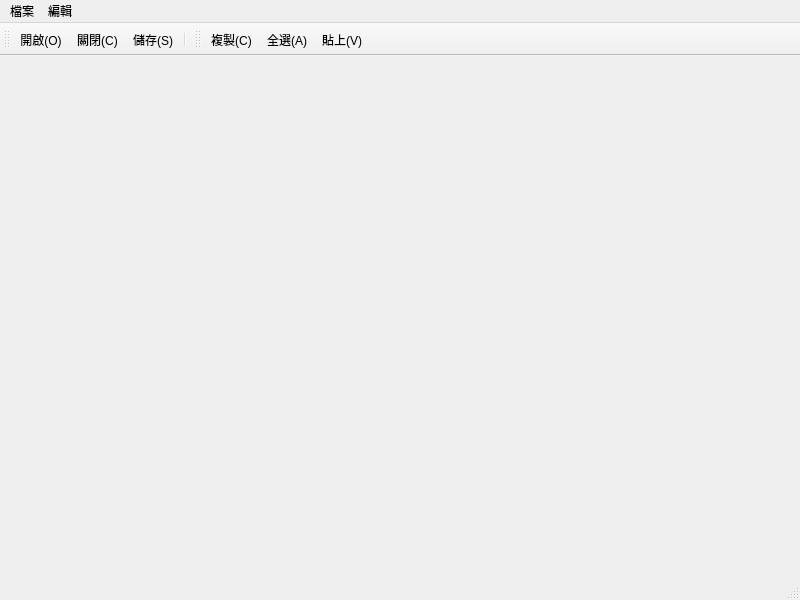
Qt form mainwindow.ui (41343150/DesignWindow) before a commit.
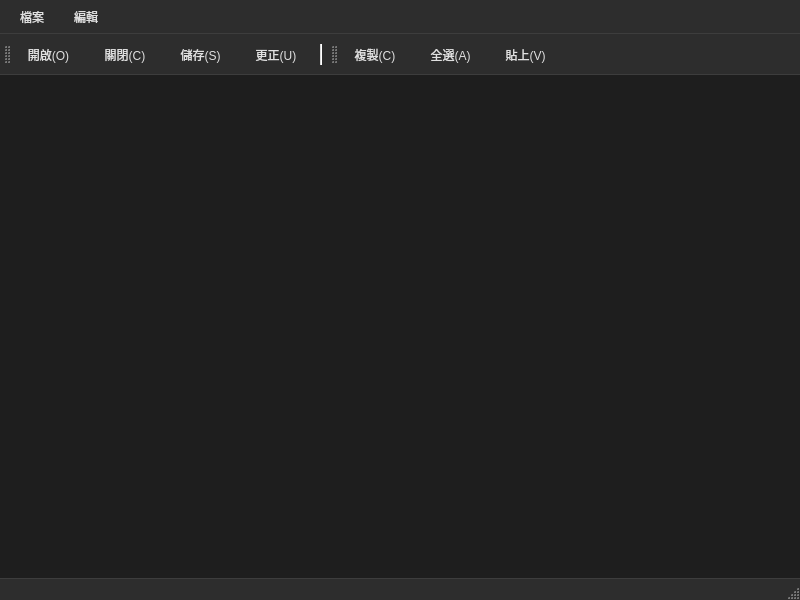
The same form after that commit. Icons and pictures are not drawn.

Patch:
```diff
--- a/mainwindow.ui
+++ b/mainwindow.ui
@@ -11,7 +11,84 @@
    </rect>
   </property>
   <property name="windowTitle">
-   <string>MainWindow</string>
+   <string>文件編輯器</string>
+  </property>
+  <property name="styleSheet">
+   <string notr="true">QMainWindow {
+    background-color: #1e1e1e;
+}
+QMenuBar {
+    background-color: #2d2d2d;
+    color: #e0e0e0;
+    border-bottom: 1px solid #3d3d3d;
+    padding: 2px;
+}
+QMenuBar::item {
+    padding: 6px 12px;
+    border-radius: 4px;
+    color: #e0e0e0;
+}
+QMenuBar::item:selected {
+    background-color: #404040;
+}
+QMenu {
+    background-color: #2d2d2d;
+    color: #e0e0e0;
+    border: 1px solid #3d3d3d;
+    border-radius: 4px;
+    padding: 4px;
+}
+QMenu::item {
+    padding: 8px 24px;
+    border-radius: 4px;
+}
+QMenu::item:selected {
+    background-color: #404040;
+}
+QToolBar {
+    background-color: #2d2d2d;
+    border: none;
+    border-bottom: 1px solid #3d3d3d;
+    padding: 4px;
+    spacing: 6px;
+}
+QToolButton {
+    padding: 6px 10px;
+    border-radius: 4px;
+    border: none;
+    color: #e0e0e0;
+}
+QToolButton:hover {
+    background-color: #404040;
+}
+QToolButton:pressed {
+    background-color: #505050;
+}
+QStatusBar {
+    background-color: #2d2d2d;
+    color: #e0e0e0;
+    border-top: 1px solid #3d3d3d;
+}
+QWidget#centralwidget {
+    background-color: #1e1e1e;
+}
+QTextEdit, QPlainTextEdit {
+    background-color: #1e1e1e;
+    color: #e0e0e0;
+    border: 1px solid #3d3d3d;
+}
+QScrollBar:vertical {
+    background-color: #2d2d2d;
+    width: 12px;
+}
+QScrollBar::handle:vertical {
+    background-color: #505050;
+    border-radius: 4px;
+    min-height: 20px;
+}
+QScrollBar::handle:vertical:hover {
+    background-color: #606060;
+}</string>
   </property>
   <widget class="QWidget" name="centralwidget"/>
   <widget class="QMenuBar" name="menubar">
@@ -64,6 +141,7 @@
    <addaction name="actionOpen"/>
    <addaction name="actionClose"/>
    <addaction name="actionSave"/>
+   <addaction name="actionCorrect"/>
    <addaction name="separator"/>
   </widget>
   <widget class="QToolBar" name="toolBar">
@@ -176,6 +254,21 @@
     <string>Ctrl+V</string>
    </property>
   </action>
+  <action name="actionCorrect">
+   <property name="icon">
+    <iconset resource="resources.qrc">
+     <normaloff>:/icons/correct.svg</normaloff></iconset>
+   </property>
+   <property name="text">
+    <string>更正(&amp;U)</string>
+   </property>
+   <property name="toolTip">
+    <string>更正上一步操作</string>
+   </property>
+   <property name="shortcut">
+    <string>Ctrl+U</string>
+   </property>
+  </action>
  </widget>
  <resources/>
  <connections/>
```
Left out of the diff: 52 changed lines with no effect on the pictures.
